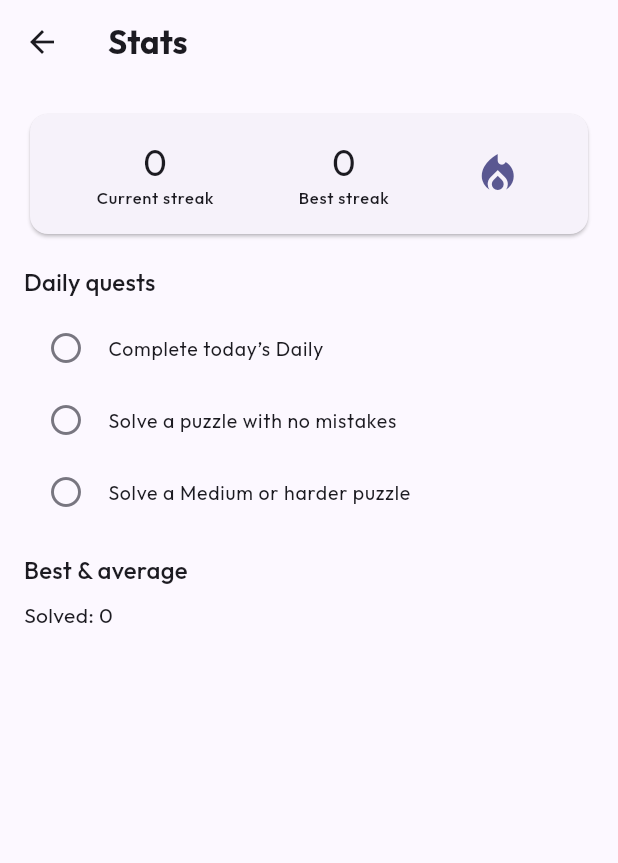
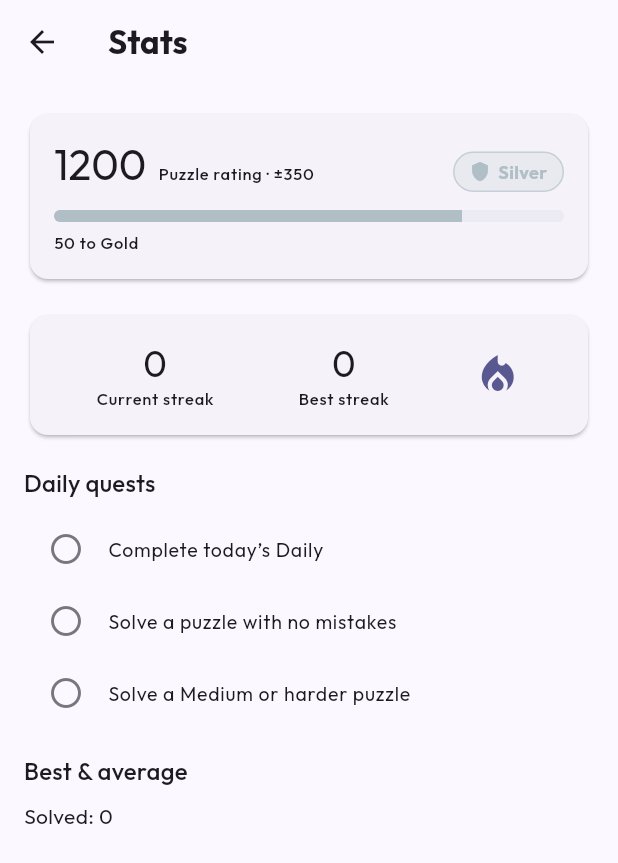
Before and after one commit to aryan-nandal/Super-Sudoku, a Flutter app: the StatsScreen screen opened by its route, on a phone screen of 412 x 824 dp. Shown: the top 863 px of the screen. Run offline on Flutter 3.47's test engine with Material 3 defaults, Android fonts, the phone set to English and light mode, and no system bars; our stand-ins replace cloud_firestore, drift, drift_flutter, firebase_auth, firebase_core, flutter_riverpod and 3 more; accounts and stored records are empty; generated files the repository leaves out were written again.

Commit message:
Add puzzle rating (Glicko-style) with skill tiers (#25)
A meaningful, self-correcting skill number that rises and falls with play.

- domain/rating.dart (pure): simplified Glicko-1 update treating each solved
  puzzle as a game vs an opponent whose strength is the puzzle's difficulty.
  Performance score in [0.05,0.95] from speed-vs-par + mistakes (0.5 at par, so
  the rating can drop on slow/sloppy solves, not only rise). Rating is REPLAYED
  from the solve history (computeRating) — deterministic, no stored state to
  desync. Skill tiers (Bronze→Master) with bands + tierForRating.
- playerRatingProvider: reactive over the live results stream — updates the
  moment a puzzle is solved.
- RatingCard (+ TierBadge, tier colors) on the Stats screen: rating, ±RD
  confidence, tier badge, and progress to the next tier.

Lays the ranking metric leaderboards will sort by.

TDD: 129 tests passing (tier mapping, performance score bounds, win/loss update
direction, deterministic replay, reactive provider). analyze clean; web build
compiles.

Co-authored-by: Aryan Nandal <aryan-nandal@users.noreply.github.com>

```diff
--- /dev/null
+++ b/lib/domain/rating.dart
@@ -0,0 +1,143 @@
+import 'dart:math';
+
+import '../engine/engine.dart';
+
+/// A simplified Glicko (Glicko-1) puzzle-skill rating. Each solved puzzle is a
+/// "game" against an opponent whose strength is the puzzle's difficulty; the
+/// player's [score] in [0,1] reflects how well they solved it (speed +
+/// accuracy). Pure Dart, fully deterministic — the rating is *replayed* from the
+/// solve history rather than stored, so it can never desync.
+
+const double kDefaultRating = 1200;
+const double kDefaultRd = 350;
+const double _minRd = 30;
+const double _periodC = 24; // RD inflation per game (models uncertainty)
+final double _q = ln10 / 400;
+
+/// A player's rating and its deviation (uncertainty, ±RD).
+class PlayerRating {
+  final double rating;
+  final double rd;
+
+  const PlayerRating({required this.rating, required this.rd});
+
+  static const initial = PlayerRating(rating: kDefaultRating, rd: kDefaultRd);
+
+  int get displayRating => rating.round();
+}
+
+/// Skill tiers (leagues) by rating band.
+enum RatingTier { bronze, silver, gold, platinum, diamond, master }
+
+extension RatingTierInfo on RatingTier {
+  String get label => switch (this) {
+        RatingTier.bronze => 'Bronze',
+        RatingTier.silver => 'Silver',
+        RatingTier.gold => 'Gold',
+        RatingTier.platinum => 'Platinum',
+        RatingTier.diamond => 'Diamond',
+        RatingTier.master => 'Master',
+      };
+
+  /// Inclusive lower bound of the tier.
+  int get floor => switch (this) {
+        RatingTier.bronze => 0,
+        RatingTier.silver => 1000,
+        RatingTier.gold => 1250,
+        RatingTier.platinum => 1500,
+        RatingTier.diamond => 1750,
+        RatingTier.master => 2000,
+      };
+}
+
+RatingTier tierForRating(num rating) {
+  if (rating >= 2000) return RatingTier.master;
+  if (rating >= 1750) return RatingTier.diamond;
+  if (rating >= 1500) return RatingTier.platinum;
+  if (rating >= 1250) return RatingTier.gold;
+  if (rating >= 1000) return RatingTier.silver;
+  return RatingTier.bronze;
+}
+
+/// The "opponent" rating a puzzle of [d] represents.
+double opponentRatingFor(Difficulty d) => switch (d) {
+      Difficulty.beginner => 800,
+      Difficulty.easy => 1000,
+      Difficulty.medium => 1300,
+      Difficulty.hard => 1600,
+      Difficulty.expert => 1900,
+      Difficulty.master => 2200,
+    };
+
+/// Expected ("par") solve time in seconds for [d] — a clean solve at par scores
+/// 0.5 (meets expectation); faster scores higher, slower lower.
+int parSecondsFor(Difficulty d) => switch (d) {
+      Difficulty.beginner => 150,
+      Difficulty.easy => 300,
+      Difficulty.medium => 540,
+      Difficulty.hard => 900,
+      Difficulty.expert => 1500,
+      Difficulty.master => 2100,
+    };
+
+/// Performance score in [0.05, 0.95]: 0.5 at par with no mistakes, higher when
+/// faster, lower when slower or with mistakes.
+double performanceScore({
+  required Difficulty difficulty,
+  required int timeSeconds,
+  required int mistakes,
+}) {
+  final par = parSecondsFor(difficulty).toDouble();
+  final time = max(timeSeconds, 1).toDouble();
+  final speed = par / (par + time); // 0.5 at par, →1 fast, →0 slow
+  final score = speed - 0.06 * mistakes;
+  return score.clamp(0.05, 0.95);
+}
+
+double _g(double rd) => 1 / sqrt(1 + 3 * _q * _q * rd * rd / (pi * pi));
+
+/// Applies one Glicko game: the player ([current]) vs a puzzle opponent.
+PlayerRating updateRating(
+  PlayerRating current, {
+  required double opponentRating,
+  required double opponentRd,
+  required double score,
+}) {
+  // Inflate RD a touch to model uncertainty accrued since the last game.
+  final rd = min(sqrt(current.rd * current.rd + _periodC * _periodC), kDefaultRd);
+
+  final gOpp = _g(opponentRd);
+  final expected =
+      1 / (1 + pow(10, -gOpp * (current.rating - opponentRating) / 400));
+  final dInv = _q * _q * gOpp * gOpp * expected * (1 - expected);
+  final denom = 1 / (rd * rd) + dInv;
+
+  final newRating = current.rating + (_q / denom) * gOpp * (score - expected);
+  final newRd = sqrt(1 / denom).clamp(_minRd, kDefaultRd);
+  return PlayerRating(rating: newRating, rd: newRd.toDouble());
+}
+
+/// Replays the full solve history into a [PlayerRating]. [results] must be in
+/// chronological order.
+PlayerRating computeRating(
+  Iterable<({int difficultyIndex, int timeSeconds, int mistakes})> results,
+) {
+  var rating = PlayerRating.initial;
+  for (final r in results) {
+    if (r.difficultyIndex < 0 || r.difficultyIndex >= Difficulty.values.length) {
+      continue;
+    }
+    final difficulty = Difficulty.values[r.difficultyIndex];
+    rating = updateRating(
+      rating,
+      opponentRating: opponentRatingFor(difficulty),
+      opponentRd: 50,
+      score: performanceScore(
+        difficulty: difficulty,
+        timeSeconds: r.timeSeconds,
+        mistakes: r.mistakes,
+      ),
+    );
+  }
+  return rating;
+}
--- /dev/null
+++ b/lib/features/profile/rating_controller.dart
@@ -0,0 +1,25 @@
+import 'package:flutter_riverpod/flutter_riverpod.dart';
+
+import '../../data/persistence_providers.dart';
+import '../../domain/rating.dart';
+
+/// The player's puzzle rating, replayed reactively from the live solve history —
+/// it updates the moment a new result is recorded.
+final playerRatingProvider =
+    Provider.autoDispose<AsyncValue<PlayerRating>>((ref) {
+  final resultsAsync = ref.watch(gameResultsStreamProvider);
+  if (resultsAsync.hasError) {
+    return AsyncError(
+        resultsAsync.error!, resultsAsync.stackTrace ?? StackTrace.current);
+  }
+  final results = resultsAsync.value;
+  if (results == null) return const AsyncLoading();
+
+  return AsyncData(
+    computeRating(results.map((r) => (
+          difficultyIndex: r.difficultyIndex,
+          timeSeconds: r.timeSeconds,
+          mistakes: r.mistakes,
+        ))),
+  );
+});
--- /dev/null
+++ b/lib/features/profile/widgets/rating_card.dart
@@ -0,0 +1,116 @@
+import 'package:flutter/material.dart';
+import 'package:flutter_riverpod/flutter_riverpod.dart';
+
+import '../../../domain/rating.dart';
+import '../rating_controller.dart';
+
+/// Tier brand colors (also used by the leaderboard).
+Color tierColor(RatingTier tier) => switch (tier) {
+      RatingTier.bronze => const Color(0xFFB87333),
+      RatingTier.silver => const Color(0xFFB0BEC5),
+      RatingTier.gold => const Color(0xFFFFC107),
+      RatingTier.platinum => const Color(0xFF22D3EE),
+      RatingTier.diamond => const Color(0xFF6C63FF),
+      RatingTier.master => const Color(0xFFB36BFF),
+    };
+
+/// A small colored tier chip.
+class TierBadge extends StatelessWidget {
+  final RatingTier tier;
+  const TierBadge({super.key, required this.tier});
+
+  @override
+  Widget build(BuildContext context) {
+    final color = tierColor(tier);
+    return Container(
+      padding: const EdgeInsets.symmetric(horizontal: 10, vertical: 4),
+      decoration: BoxDecoration(
+        color: color.withValues(alpha: 0.18),
+        borderRadius: BorderRadius.circular(20),
+        border: Border.all(color: color.withValues(alpha: 0.6)),
+      ),
+      child: Row(
+        mainAxisSize: MainAxisSize.min,
+        children: [
+          Icon(Icons.shield, size: 14, color: color),
+          const SizedBox(width: 5),
+          Text(
+            tier.label,
+            style: TextStyle(color: color, fontWeight: FontWeight.w700, fontSize: 12),
+          ),
+        ],
+      ),
+    );
+  }
+}
+
+/// Shows the player's puzzle rating, tier, confidence, and progress to the next
+/// tier. Reactive — updates as new puzzles are solved.
+class RatingCard extends ConsumerWidget {
+  const RatingCard({super.key});
+
+  @override
+  Widget build(BuildContext context, WidgetRef ref) {
+    final async = ref.watch(playerRatingProvider);
+    return async.maybeWhen(
+      orElse: () => const SizedBox.shrink(),
+      data: (r) {
+        final tier = tierForRating(r.rating);
+        final tiers = RatingTier.values;
+        final next = tier.index + 1 < tiers.length ? tiers[tier.index + 1] : null;
+        final progress = next == null
+            ? 1.0
+            : ((r.rating - tier.floor) / (next.floor - tier.floor))
+                .clamp(0.0, 1.0);
+
+        return Card(
+          key: const ValueKey('rating_card'),
+          child: Padding(
+            padding: const EdgeInsets.all(16),
+            child: Column(
+              crossAxisAlignment: CrossAxisAlignment.start,
+              children: [
+                Row(
+                  crossAxisAlignment: CrossAxisAlignment.end,
+                  children: [
+                    Text(
+                      '${r.displayRating}',
+                      style: Theme.of(context).textTheme.headlineMedium,
+                    ),
+                    const SizedBox(width: 8),
+                    Padding(
+                      padding: const EdgeInsets.only(bottom: 4),
+                      child: Text(
+                        'Puzzle rating · ±${r.rd.round()}',
+                        style: Theme.of(context).textTheme.labelSmall,
+                      ),
+                    ),
+                    const Spacer(),
+                    TierBadge(tier: tier),
+                  ],
+                ),
+                const SizedBox(height: 12),
+                ClipRRect(
+                  borderRadius: BorderRadius.circular(6),
+                  child: LinearProgressIndicator(
+                    value: progress,
+                    minHeight: 8,
+                    color: tierColor(tier),
+                    backgroundColor: tierColor(tier).withValues(alpha: 0.15),
+                  ),
+                ),
+                const SizedBox(height: 6),
+                Text(
+                  next == null
+                      ? 'Top tier reached'
+                      : '${(next.floor - r.rating).clamp(0, 9999).round()} to ${next.label}',
+                  style: Theme.of(context).textTheme.labelSmall,
+                ),
+              ],
+            ),
+          ),
+        );
+      },
+    );
+  }
+}
--- a/lib/features/stats/stats_screen.dart
+++ b/lib/features/stats/stats_screen.dart
@@ -4,6 +4,7 @@ import 'package:flutter_riverpod/flutter_riverpod.dart';
 import '../../domain/daily.dart';
 import '../../domain/stats.dart';
 import '../../engine/engine.dart';
+import '../profile/widgets/rating_card.dart';
 import 'stats_controller.dart';
 
 /// Shows streak, daily quests, and per-difficulty solve stats.
@@ -25,6 +26,8 @@ class StatsScreen extends ConsumerWidget {
           key: const ValueKey('stats_list'),
           padding: const EdgeInsets.all(16),
           children: [
+            const RatingCard(),
+            const SizedBox(height: 16),
             _StreakCard(view: view),
             const SizedBox(height: 16),
             Text('Daily quests', style: Theme.of(context).textTheme.titleMedium),
```
Also changed, not shown: 2 other files.
